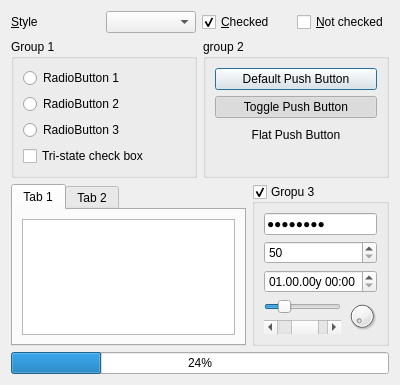
This is src/widgets.ui in aoloe/python-tutorial-qt as Qt 5 draws it before an edit. The edited form follows.
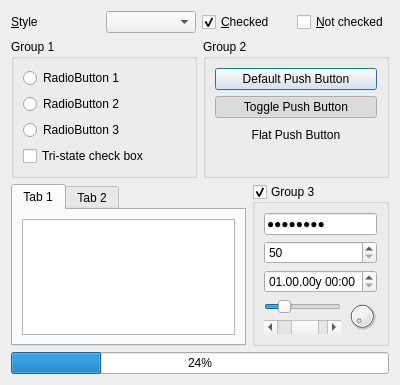
This is the edited form. Custom widgets are drawn as their Qt base class.

Commit message: fix typos in the widgets ui

Diff of the .ui file:
```diff
--- a/src/widgets.ui
+++ b/src/widgets.ui
@@ -46,7 +46,7 @@
      <item>
       <widget class="QGroupBox" name="groupBox_3">
        <property name="title">
-        <string>Gropu 3</string>
+        <string>Group 3</string>
        </property>
        <property name="checkable">
         <bool>true</bool>
@@ -190,7 +190,7 @@
      <item>
       <widget class="QGroupBox" name="groupBox">
        <property name="title">
-        <string>group 2</string>
+        <string>Group 2</string>
        </property>
        <layout class="QVBoxLayout" name="verticalLayout_3">
         <item>
```
The commit also changes 1 other file.
